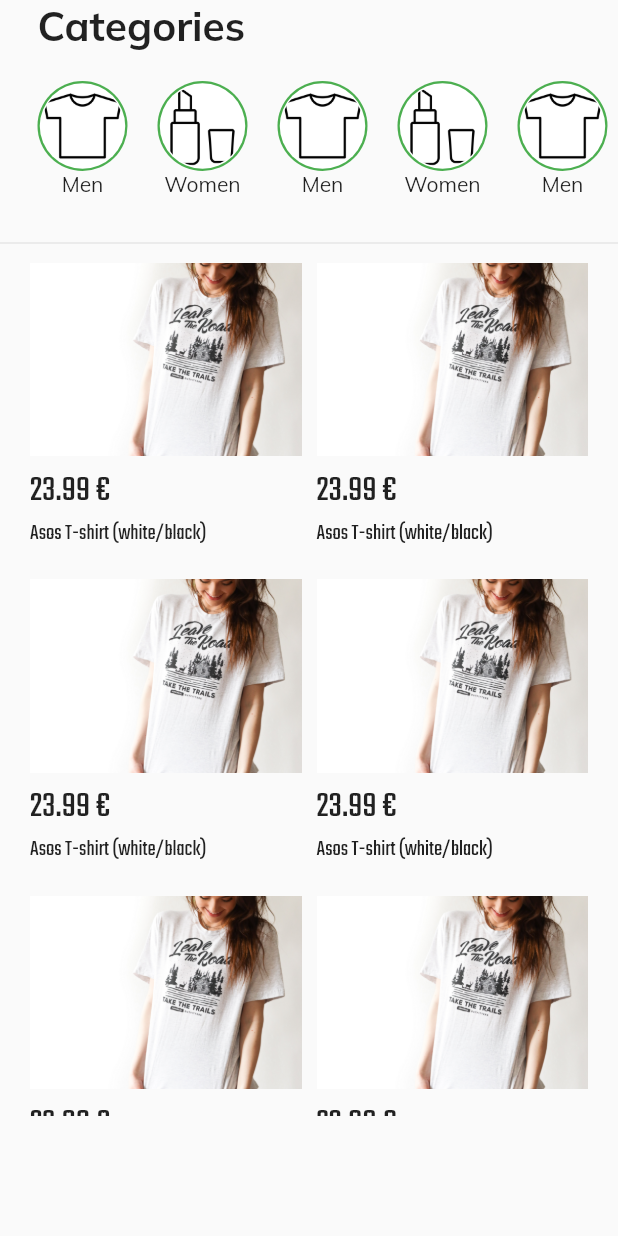
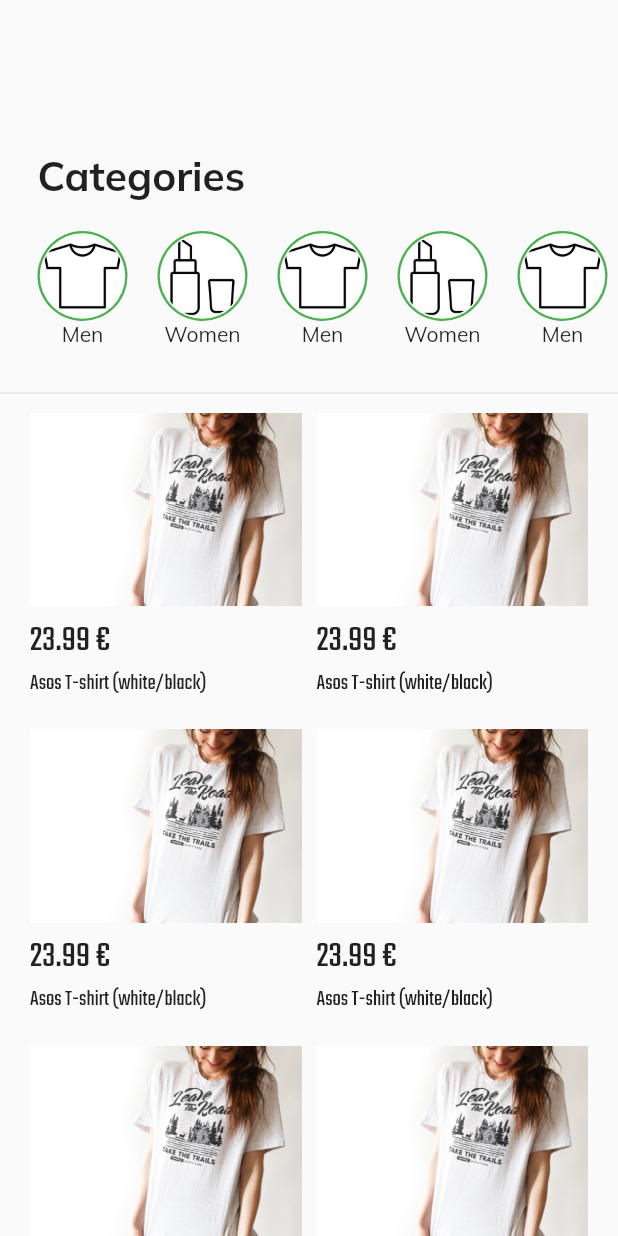
Before and after one commit to DanielLokk/e-commerce_app, a Flutter app: the screen it shows after launch, on a phone screen of 412 x 824 dp. Run offline on Flutter 3.47's test engine with Material 2 defaults, Android fonts, the phone set to English and light mode, and no system bars; our stand-ins replace google_fonts; missing offline and left inert: flappy_search_bar.

```diff
--- a/lib/main.dart
+++ b/lib/main.dart
@@ -1,3 +1,4 @@
+import 'package:ecommerceapp/pages/category_page.dart';
 import 'package:ecommerceapp/pages/home.dart';
 import 'package:flutter/material.dart';
 import 'package:google_fonts/google_fonts.dart';
@@ -16,7 +17,10 @@ class MyApp extends StatelessWidget {
         ),
       ),
       debugShowCheckedModeBanner: false,
-      home: new Home(),
+      routes: {
+        '/': (context) => Home(),
+        '/categoryPage': (context) => CategoryPage(),
+      },
     );
   }
 }
--- a/lib/pages/home.dart
+++ b/lib/pages/home.dart
@@ -12,6 +12,7 @@ class Home extends StatefulWidget {
 class _HomeState extends State<Home> {
   @override
   Widget build(BuildContext context) {
+    double height = MediaQuery.of(context).size.height;
     return new Scaffold(
       body: Container(
         child: SafeArea(
@@ -20,6 +21,9 @@ class _HomeState extends State<Home> {
             children: <Widget>[
               Column(
                 children: [
+                  Padding(
+                    padding: EdgeInsets.symmetric(vertical: 50),
+                  ),
                   Row(
                     children: [
                       Padding(padding: EdgeInsets.only(left: 25)),
@@ -55,13 +59,15 @@ class _HomeState extends State<Home> {
 
   List<Widget> getListCategories() {
     List<Widget> listCategories = [];
+    int index = 0;
     for (Category category in categories) {
-      listCategories.add(createCategory(category));
+      index++;
+      listCategories.add(createCategory(category, index));
     }
     return listCategories;
   }
 
-  Widget createCategory(Category category) {
+  Widget createCategory(Category category, int index) {
     return Container(
       margin: EdgeInsets.fromLTRB(10, 0, 10, 0),
       child: Column(
@@ -95,9 +101,12 @@ class _HomeState extends State<Home> {
                   ),
                 ),
                 FloatingActionButton(
+                  heroTag: "btn$index",
                   elevation: 0,
                   backgroundColor: Colors.transparent,
-                  onPressed: () {},
+                  onPressed: () {
+                    Navigator.pushNamed(context, '/categoryPage');
+                  },
                 ),
               ],
             ),
```
Also changed, not shown: lib/pages/category_page.dart (added, +25 -0 lines), lib/routes/routes.dart (added), 19 other files.
